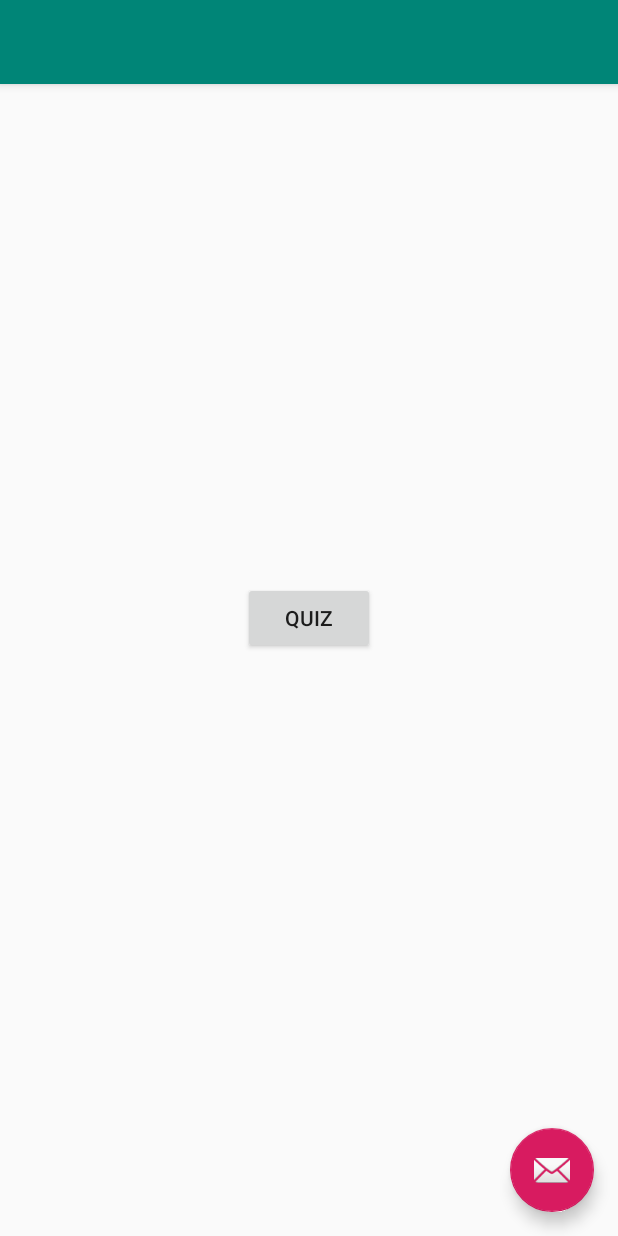
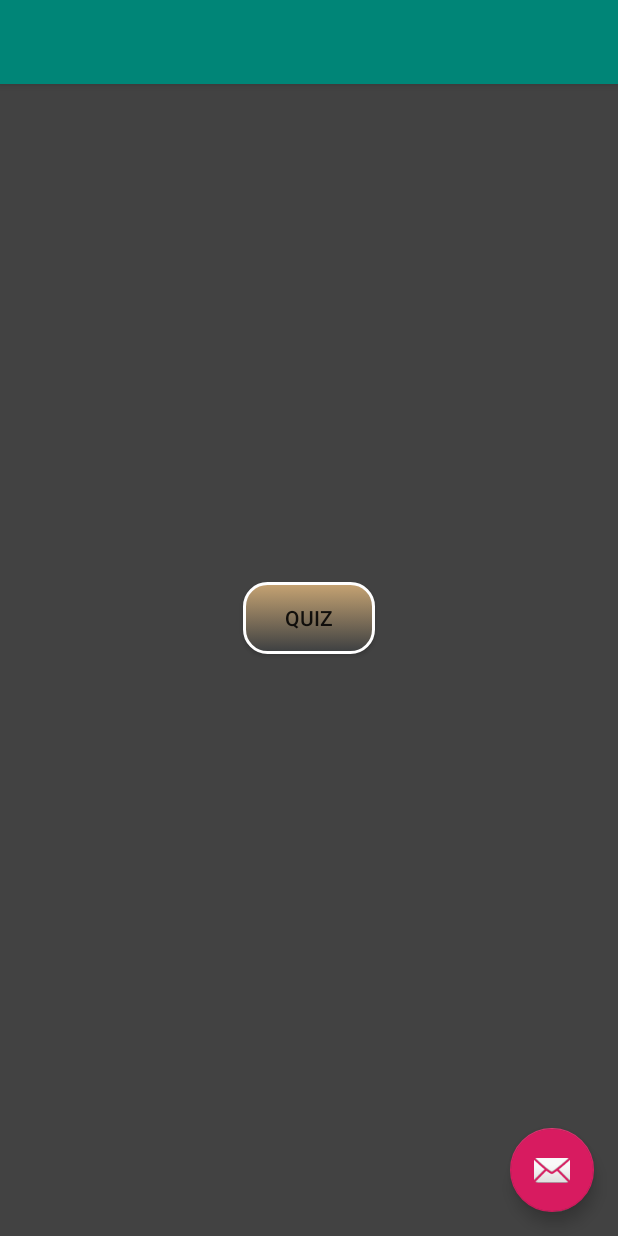
Before and after one commit to Team-CodeHouse/Electronics, an Android app: the screen it shows after launch (SelectCategories), on a phone screen of 412 x 824 dp. Run offline under Robolectric (Android 15) with nearby library versions, the phone set to English and light mode, and no system bars.

```diff
--- a/app/src/main/AndroidManifest.xml
+++ b/app/src/main/AndroidManifest.xml
@@ -12,7 +12,7 @@
         android:theme="@style/AppTheme">
         <activity
             android:name=".SelectCategories"
-            android:label="@string/title_activity_select_categories"
+            android:label="Electronics"
             android:theme="@style/AppTheme.NoActionBar">
             <intent-filter>
                 <action android:name="android.intent.action.MAIN" />
--- a/app/src/main/java/com/example/electronics/SelectCategories.java
+++ b/app/src/main/java/com/example/electronics/SelectCategories.java
@@ -22,7 +22,7 @@ public class SelectCategories extends AppCompatActivity {
         setContentView(R.layout.activity_select_categories);
 
 
-        button = findViewById(R.id.startquiz);
+        button = findViewById(R.id.gotoquiz);
         button.setOnClickListener(new View.OnClickListener() {
             @Override
             public void onClick(View view) {
--- /dev/null
+++ b/app/src/main/res/drawable/button_gotoquiz.xml
@@ -0,0 +1,26 @@
+<?xml version="1.0" encoding="utf-8"?>
+<shape xmlns:android="http://schemas.android.com/apk/res/android"
+    android:shape="rectangle">
+
+    <gradient
+        android:angle="90"
+        android:startColor="#3C3F41"
+        android:endColor="#C7A473"
+        />
+
+    <padding
+        android:bottom="7dp"
+        android:left="7dp"
+        android:right="7dp"
+        android:top="7dp"/>
+    <stroke
+        android:width="2dp"
+        android:color="#FFF"/>
+
+    <corners
+        android:radius="15dp"/>
+
+
+
+
+</shape>
--- /dev/null
+++ b/app/src/main/res/drawable/button_gotoquiz_disabled.xml
@@ -0,0 +1,24 @@
+<?xml version="1.0" encoding="utf-8"?>
+<shape xmlns:android="http://schemas.android.com/apk/res/android"
+    android:shape="rectangle">
+
+    <gradient
+        android:color="#b6b7b5"
+        />
+
+    <padding
+        android:bottom="7dp"
+        android:left="7dp"
+        android:right="7dp"
+        android:top="7dp"/>
+    <stroke
+        android:width="2dp"
+        android:color="#FFF"/>
+
+    <corners
+        android:radius="15dp"/>
+
+
+
+
+</shape>
--- /dev/null
+++ b/app/src/main/res/drawable/button_gotoquiz_pressed.xml
@@ -0,0 +1,26 @@
+<?xml version="1.0" encoding="utf-8"?>
+<shape xmlns:android="http://schemas.android.com/apk/res/android"
+    android:shape="rectangle">
+
+    <gradient
+        android:angle="90"
+        android:startColor="#C99454"
+        android:endColor="#C4A680"
+        />
+
+    <padding
+        android:bottom="7dp"
+        android:left="7dp"
+        android:right="7dp"
+        android:top="7dp"/>
+    <stroke
+        android:width="2dp"
+        android:color="#FFF"/>
+
+    <corners
+        android:radius="15dp"/>
+
+
+
+
+</shape>
--- /dev/null
+++ b/app/src/main/res/drawable/custom_button_gotoquiz.xml
@@ -0,0 +1,20 @@
+<?xml version="1.0" encoding="utf-8"?>
+<selector xmlns:android="http://schemas.android.com/apk/res/android">
+
+    <item
+
+        android:drawable="@drawable/button_gotoquiz"/>
+
+    <item
+        android:state_pressed="true"
+        android:drawable="@drawable/button_gotoquiz_pressed"/>
+
+    <item
+        android:state_enabled="false"
+        android:drawable="@drawable/button_gotoquiz_disabled"/>
+
+
+
+
+
+</selector>
--- a/app/src/main/res/layout/content_select_categories.xml
+++ b/app/src/main/res/layout/content_select_categories.xml
@@ -1,19 +1,23 @@
 <?xml version="1.0" encoding="utf-8"?>
-<RelativeLayout xmlns:android="http://schemas.android.com/apk/res/android"
+<LinearLayout xmlns:android="http://schemas.android.com/apk/res/android"
     xmlns:app="http://schemas.android.com/apk/res-auto"
     xmlns:tools="http://schemas.android.com/tools"
     android:layout_width="match_parent"
     android:layout_height="match_parent"
+    android:orientation="vertical"
+    android:gravity="center"
     android:visibility="visible"
     tools:context=".SelectCategories"
-    tools:visibility="visible">
+    tools:visibility="visible"
+    android:background="@color/cardview_dark_background">
 
     <Button
-        android:id="@+id/startquiz"
+        android:id="@+id/gotoquiz"
         android:layout_width="wrap_content"
         android:layout_height="wrap_content"
         android:layout_centerInParent="true"
-        android:text="Quiz" />
+        android:text="Quiz"
+        android:background="@drawable/custom_button_gotoquiz"/>
 
 
-</RelativeLayout>
+</LinearLayout>
```
